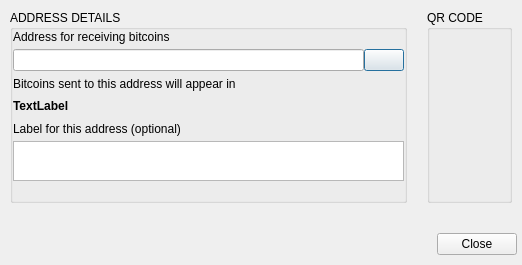
The window that BlockSettleUILib/NewAddressDialog.ui (BlockSettle/terminal) describes before a commit, drawn with Qt 5.
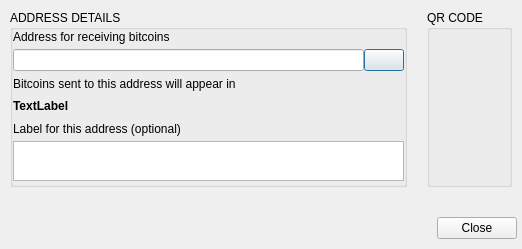
The same window after the commit.

Diff of the .ui file:
```diff
--- a/BlockSettleUILib/NewAddressDialog.ui
+++ b/BlockSettleUILib/NewAddressDialog.ui
@@ -10,7 +10,7 @@
     <x>0</x>
     <y>0</y>
     <width>522</width>
-    <height>265</height>
+    <height>249</height>
    </rect>
   </property>
   <property name="sizePolicy">
@@ -310,7 +310,7 @@
            <item>
             <widget class="QFrame" name="verticalFrame">
              <property name="sizePolicy">
-              <sizepolicy hsizetype="Expanding" vsizetype="Minimum">
+              <sizepolicy hsizetype="Expanding" vsizetype="Preferred">
                <horstretch>0</horstretch>
                <verstretch>0</verstretch>
               </sizepolicy>
@@ -318,7 +318,7 @@
              <property name="minimumSize">
               <size>
                <width>0</width>
-               <height>50</height>
+               <height>0</height>
               </size>
              </property>
              <layout class="QVBoxLayout" name="verticalLayout_3">
```
Left out of the diff: 2 changed lines with no effect on the pictures.
